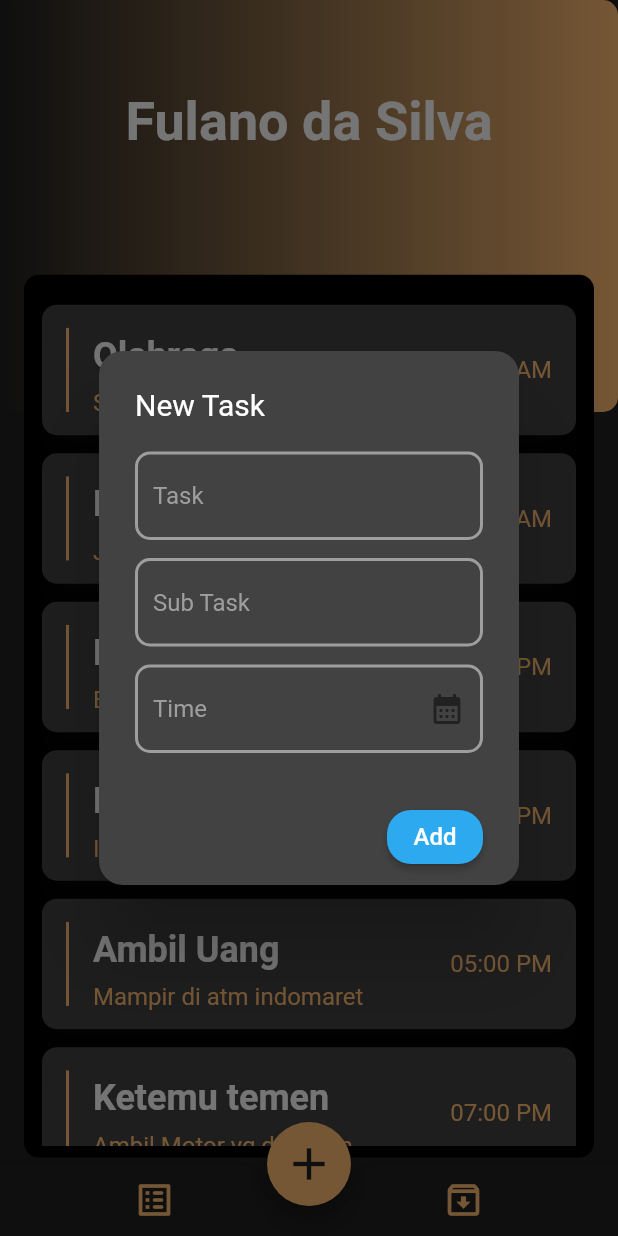
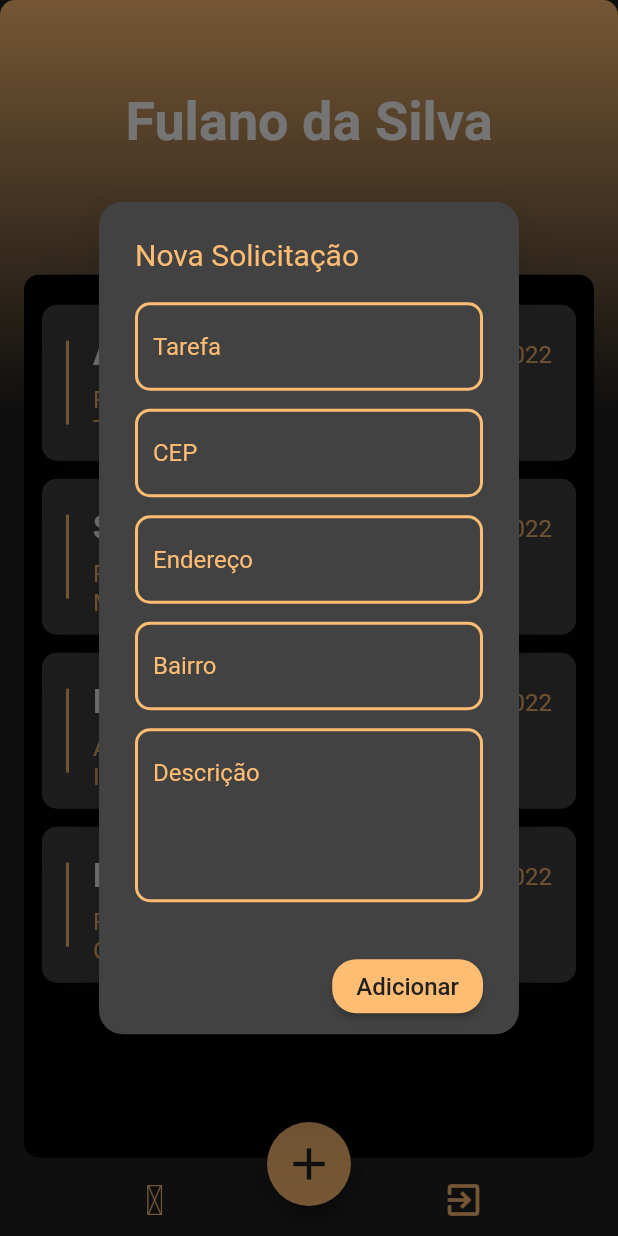
Before and after one commit to Rafaelveloso11/smartcity, a Flutter app: the HomeScreen screen opened directly, after a tap on the "add" icon, on a phone screen of 412 x 824 dp. Run offline on Flutter 3.47's test engine with Material 2 defaults, Android fonts, the phone set to English and light mode, and no system bars; drawn by our look-alikes of flutter_slidable; statements that could not run were skipped.

Commit message:
Lista de demandas

```diff
--- a/lib/home_screen.dart
+++ b/lib/home_screen.dart
@@ -1,7 +1,10 @@
+import 'dart:io';
+
 import 'package:flutter/material.dart';
 import 'package:smartcity/constants.dart';
 
 import 'package:smartcity/model/task.dart';
+import 'package:smartcity/signin_screen.dart';
 import 'package:smartcity/widget/card_widget.dart';
 import 'package:smartcity/widget/form_widget.dart';
 
@@ -39,8 +42,8 @@ class _HomeScreenState extends State<HomeScreen> {
                       kPrimaryColor,
                       kBackGroundColor,
                     ],
-                    begin: Alignment.centerRight,
-                    end: Alignment.centerLeft,
+                    begin: Alignment.topCenter,
+                    end: Alignment.bottomCenter,
                   ),
                 ),
                 child: Column(
@@ -111,23 +114,41 @@ class _HomeScreenState extends State<HomeScreen> {
             IconButton(
               onPressed: () {},
               icon: const Icon(
-                Icons.list_alt_rounded,
+                Icons.whatsapp,
                 color: kPrimaryColor,
                 size: 28,
               ),
             ),
             IconButton(
               onPressed: () {
-                Navigator.of(context).push(
-                  MaterialPageRoute(
-                    builder: (_) {
-                      return const ArchivePage();
-                    },
-                  ),
-                );
+                showDialog(
+                    context: context,
+                    builder: (context) => AlertDialog(
+                          title: const Text("Aviso!"),
+                          content: Text("Deseja Sair ? "),
+                          actions: [
+                            ElevatedButton(
+                                onPressed: () {
+                                  Navigator.push(context,
+                                      MaterialPageRoute(builder: (context) {
+                                    return const SignInScreen();
+                                  }));
+                                },
+                                style: ElevatedButton.styleFrom(
+                                    primary: kPrimaryColor),
+                                child: const Text("Sim")),
+                            ElevatedButton(
+                                onPressed: () async {
+                                  Navigator.pop(context);
+                                },
+                                style: ElevatedButton.styleFrom(
+                                    primary: Colors.red),
+                                child: const Text("Não")),
+                          ],
+                        ));
               },
               icon: const Icon(
-                Icons.archive_outlined,
+                Icons.exit_to_app,
                 color: kPrimaryColor,
                 size: 28,
               ),
--- a/lib/model/task.dart
+++ b/lib/model/task.dart
@@ -14,51 +14,27 @@ class Task {
 
 List<Task> listTask = [
   Task(
-    'Olahraga',
-    'Senam 30 menit',
+    'Alagamento',
+    'Rua Pereira Nunes, 175 - Tijuca',
     DateTime(2022, 9, 26, 7, 30),
     false,
   ),
   Task(
-    'Meeting Client',
-    'Janjian di Kopi Kenangan',
+    'Semáforo Quebrado',
+    'Rua Dias da Cruz, 255 - Méier',
     DateTime(2022, 9, 26, 10, 00),
     false,
   ),
   Task(
-    'Beli Bakso',
-    'Bakso pak granat',
+    'Poste sem luz',
+    'Avenida Atlântica, 1750 - Ipanema',
     DateTime(2022, 9, 26, 12, 30),
     false,
   ),
   Task(
-    'Beli Bensin',
-    'Isi Pertamax 500rb',
+    'Rua esburacada',
+    'Rua teodoro da silva, 622 - Grajaú',
     DateTime(2022, 9, 26, 15, 30),
     false,
   ),
-  Task(
-    'Ambil Uang',
-    'Mampir di atm indomaret',
-    DateTime(2022, 9, 26, 17),
-    false,
-  ),
-  Task(
-    'Ketemu temen',
-    'Ambil Motor yg dipinjem',
-    DateTime(2022, 9, 26, 19),
-    false,
-  ),
-  Task(
-    'Jemput Anak',
-    'Lewat jalan adipati',
-    DateTime(2022, 9, 26, 11),
-    true,
-  ),
-  Task(
-    'Futsal',
-    'di futsal jakal km 9',
-    DateTime(2022, 9, 26, 20),
-    true,
-  ),
 ];
--- a/lib/widget/card_widget.dart
+++ b/lib/widget/card_widget.dart
@@ -69,20 +69,24 @@ class CardWidget extends StatelessWidget {
             child: Text(
               task.taskName,
               style: const TextStyle(
-                fontSize: 24,
+                fontSize: 22,
                 fontWeight: FontWeight.bold,
               ),
             ),
           ),
           subtitle: Text(
             task.description,
+            // ignore: prefer_const_constructors
             style: TextStyle(
               color: kPrimaryColor,
               fontSize: 16,
             ),
           ),
           trailing: Text(
-            task.isDone ? 'Done' : DateFormat('hh:mm a').format(task.taskTime),
+            task.isDone
+                ? 'Concluído'
+                // ignore: prefer_interpolation_to_compose_strings
+                : DateFormat('dd/MM/yyyy').format(task.taskTime),
             style: const TextStyle(
               color: kPrimaryColor,
               fontSize: 16,
--- a/lib/widget/form_widget.dart
+++ b/lib/widget/form_widget.dart
@@ -1,4 +1,5 @@
 import 'package:flutter/material.dart';
+import 'package:smartcity/constants.dart';
 
 class FormWidget extends StatefulWidget {
   const FormWidget({Key? key}) : super(key: key);
@@ -16,7 +17,10 @@ class _FormWidgetState extends State<FormWidget> {
           16,
         ),
       ),
-      title: const Text('New Task'),
+      title: const Text(
+        'Nova Solicitação',
+        style: TextStyle(color: kPrimaryColor),
+      ),
       content: SizedBox(
         child: Column(
           mainAxisSize: MainAxisSize.min,
@@ -24,16 +28,16 @@ class _FormWidgetState extends State<FormWidget> {
             TextField(
               decoration: InputDecoration(
                 enabledBorder: OutlineInputBorder(
-                  borderSide: const BorderSide(width: 2, color: Colors.grey),
+                  borderSide: const BorderSide(width: 2, color: kPrimaryColor),
                   borderRadius: BorderRadius.circular(10),
                 ),
                 focusedBorder: OutlineInputBorder(
-                  borderSide: const BorderSide(width: 2, color: Colors.grey),
+                  borderSide: const BorderSide(width: 2, color: kPrimaryColor),
                   borderRadius: BorderRadius.circular(10),
                 ),
-                hintText: 'Task',
+                hintText: 'Tarefa',
                 hintStyle: const TextStyle(
-                  color: Colors.grey,
+                  color: kPrimaryColor,
                 ),
               ),
             ),
@@ -43,16 +47,16 @@ class _FormWidgetState extends State<FormWidget> {
             TextField(
               decoration: InputDecoration(
                 enabledBorder: OutlineInputBorder(
-                  borderSide: const BorderSide(width: 2, color: Colors.grey),
+                  borderSide: const BorderSide(width: 2, color: kPrimaryColor),
                   borderRadius: BorderRadius.circular(10),
                 ),
                 focusedBorder: OutlineInputBorder(
-                  borderSide: const BorderSide(width: 2, color: Colors.grey),
+                  borderSide: const BorderSide(width: 2, color: kPrimaryColor),
                   borderRadius: BorderRadius.circular(10),
                 ),
-                hintText: 'Sub Task',
+                hintText: 'CEP',
                 hintStyle: const TextStyle(
-                  color: Colors.grey,
+                  color: kPrimaryColor,
                 ),
               ),
             ),
@@ -61,21 +65,58 @@ class _FormWidgetState extends State<FormWidget> {
             ),
             TextField(
               decoration: InputDecoration(
-                suffixIcon: Icon(
-                  Icons.calendar_month,
-                  color: Colors.grey.shade900,
-                ),
                 enabledBorder: OutlineInputBorder(
-                  borderSide: const BorderSide(width: 2, color: Colors.grey),
+                  borderSide: const BorderSide(width: 2, color: kPrimaryColor),
                   borderRadius: BorderRadius.circular(10),
                 ),
                 focusedBorder: OutlineInputBorder(
-                  borderSide: const BorderSide(width: 2, color: Colors.grey),
+                  borderSide: const BorderSide(width: 2, color: kPrimaryColor),
                   borderRadius: BorderRadius.circular(10),
                 ),
-                hintText: 'Time',
+                hintText: 'Endereço',
                 hintStyle: const TextStyle(
-                  color: Colors.grey,
+                  color: kPrimaryColor,
+                ),
+              ),
+            ),
+            const SizedBox(
+              height: 12,
+            ),
+            TextField(
+              decoration: InputDecoration(
+                enabledBorder: OutlineInputBorder(
+                  borderSide: const BorderSide(width: 2, color: kPrimaryColor),
+                  borderRadius: BorderRadius.circular(10),
+                ),
+                focusedBorder: OutlineInputBorder(
+                  borderSide: const BorderSide(width: 2, color: kPrimaryColor),
+                  borderRadius: BorderRadius.circular(10),
+                ),
+                hintText: 'Bairro',
+                hintStyle: const TextStyle(
+                  color: kPrimaryColor,
+                ),
+              ),
+            ),
+            const SizedBox(
+              height: 12,
+            ),
+            TextField(
+              maxLines: 4,
+              decoration: InputDecoration(
+                // ignore: prefer_const_constructors
+
+                enabledBorder: OutlineInputBorder(
+                  borderSide: const BorderSide(width: 2, color: kPrimaryColor),
+                  borderRadius: BorderRadius.circular(10),
+                ),
+                focusedBorder: OutlineInputBorder(
+                  borderSide: const BorderSide(width: 2, color: kPrimaryColor),
+                  borderRadius: BorderRadius.circular(10),
+                ),
+                hintText: 'Descrição',
+                hintStyle: const TextStyle(
+                  color: kPrimaryColor,
                 ),
               ),
             )
@@ -90,15 +131,15 @@ class _FormWidgetState extends State<FormWidget> {
               shape: RoundedRectangleBorder(
                 borderRadius: BorderRadius.circular(16),
               ),
-              primary: const Color(0xff2da9ef),
+              primary: kPrimaryColor,
             ),
             onPressed: () {
               Navigator.of(context).pop();
             },
             child: const Text(
-              'Add',
+              'Adicionar',
               style: TextStyle(
-                color: Colors.white,
+                color: kBackGroundColor,
                 fontSize: 16,
               ),
             ),
```
